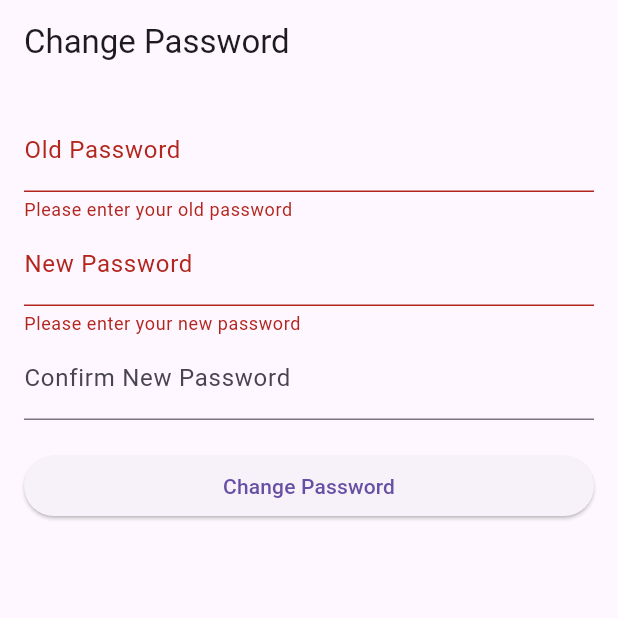
After one commit to khkred/kaida, a Flutter app: the ChangePasswordPage screen opened by its route, after a tap on "Change Password", on a phone screen of 412 x 824 dp, the top half of it. The commit adds this screen. Run offline on Flutter 3.47's test engine with Material 3 defaults, Android fonts, the phone set to English and light mode, and no system bars; our stand-ins replace cloud_firestore, equatable, firebase_auth, firebase_core, flutter_hooks, go_router and 3 more; accounts and stored records are empty; generated files the repository leaves out were written again.

Commit message:
Tutorial 11: Change Password Page

```diff
--- a/lib/src/constants/routes.dart
+++ b/lib/src/constants/routes.dart
@@ -6,6 +6,7 @@ class Routes {
   static const String signIn = '/signIn';
   static const String signUp = '/signUp';
   static const String forgotPassword = '/forgotPassword';
+  static const String changePassword = '/changePassword';
   static const String profile = '/profile';
   static const String onboarding = '/onboarding';
   static const String passwordReset = '/passwordReset';
--- /dev/null
+++ b/lib/src/features/profile/presentation/pages/change_password_page.dart
@@ -0,0 +1,99 @@
+import 'package:flutter/material.dart';
+import 'package:flutter_hooks/flutter_hooks.dart';
+import 'package:hooks_riverpod/hooks_riverpod.dart';
+import 'package:kaida/src/features/auth/provider/auth_providers.dart';
+
+class ChangePasswordPage extends HookConsumerWidget {
+  const ChangePasswordPage({super.key});
+
+  @override
+  Widget build(BuildContext context, WidgetRef ref) {
+    final formKey = useMemoized(() => GlobalKey<FormState>());
+    final oldPasswordController = useTextEditingController();
+    final newPasswordController = useTextEditingController();
+    final confirmNewPasswordController = useTextEditingController();
+
+    final errorMessage = useState<String?>(null);
+
+    return Scaffold(
+      appBar: AppBar(
+        title: const Text('Change Password'),
+      ),
+      body: Padding(
+        padding: const EdgeInsets.all(16.0),
+        child: Form(
+          key: formKey,
+          child: ListView(
+            children: [
+              TextFormField(
+                controller: oldPasswordController,
+                decoration: const InputDecoration(labelText: 'Old Password'),
+                obscureText: true,
+                validator: (value) {
+                  if (value == null || value.isEmpty) {
+                    return 'Please enter your old password';
+                  }
+                  return null;
+                },
+              ),
+              TextFormField(
+                controller: newPasswordController,
+                decoration: const InputDecoration(labelText: 'New Password'),
+                obscureText: true,
+                validator: (value) {
+                  if (value == null || value.isEmpty) {
+                    return 'Please enter your new password';
+                  }
+                  // password has to be at least 6 characters
+                  if (value.length < 6) {
+                    return 'Password must be at least 6 characters long';
+                  }
+                  return null;
+                },
+              ),
+              TextFormField(
+                controller: confirmNewPasswordController,
+                decoration:
+                    const InputDecoration(labelText: 'Confirm New Password'),
+                obscureText: true,
+                validator: (value) {
+                  if (value != newPasswordController.text) {
+                    return 'Passwords do not match';
+                  }
+                  return null;
+                },
+              ),
+              const SizedBox(height: 20),
+              if (errorMessage.value != null)
+                Text(
+                  errorMessage.value!,
+                  style: const TextStyle(color: Colors.red),
+                ),
+              ElevatedButton(
+                onPressed: () async {
+                  if (formKey.currentState?.validate() == true) {
+                    try {
+                      final authNotifier =
+                          ref.read(authNotifierProvider.notifier);
+
+                      //Add the change Password Logic here
+                       await authNotifier.changePassword(oldPasswordController.text, newPasswordController.text);
+
+                      ScaffoldMessenger.of(context).showSnackBar(const SnackBar(
+                          content: Text('Password Changed successfully')));
+
+                      Navigator.pop(context);
+                    } catch (e) {
+                      errorMessage.value = e.toString();
+                    }
+                  }
+                },
+                child: const Text('Change Password'),
+              ),
+            ],
+          ),
+        ),
+      ),
+    );
+  }
+}
--- a/lib/src/routing/app_router.dart
+++ b/lib/src/routing/app_router.dart
@@ -7,6 +7,7 @@ import 'package:kaida/src/features/auth/presentation/pages/signup_page.dart';
 import 'package:kaida/src/features/auth/provider/auth_providers.dart';
 import 'package:kaida/src/features/auth/provider/auth_state.dart';
 import 'package:kaida/src/features/onboarding/presentation/pages/onboarding_page.dart';
+import 'package:kaida/src/features/profile/presentation/pages/change_password_page.dart';
 import 'package:kaida/src/features/profile/presentation/pages/edit_profile_page.dart';
 import 'package:kaida/src/features/profile/presentation/pages/user_profile_page.dart';
 import 'package:kaida/src/utils/shared_preferences_util.dart';
@@ -95,5 +96,8 @@ GoRouter createRouter(WidgetRef ref) {
           path: Routes.editProfile,
           builder: (context, state) => const EditProfilePage(),
         ),
+        GoRoute(path: Routes.changePassword,
+        builder: (context, state) => const ChangePasswordPage(),
+        ),
       ]);
 }
```
Also changed, not shown: lib/src/features/auth/provider/auth_notifier.dart (+9 -0 lines), lib/src/features/auth/repository/auth_repository.dart (+40 -14 lines), lib/src/features/profile/presentation/pages/user_profile_page.dart (+7 -0 lines).
